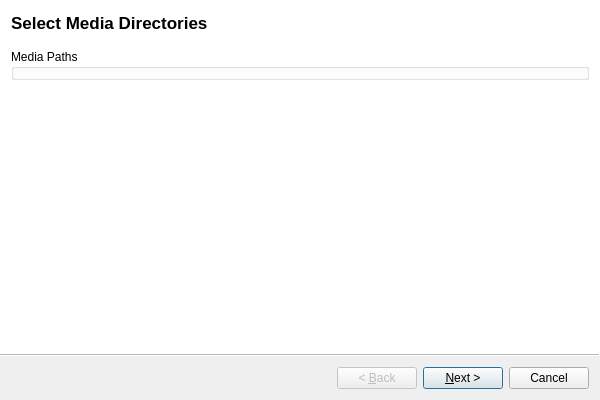
Qt form lib/arinc665_qt/decompile_media_set/DecompileMediaSetWizard.ui (hirah2205/ARINC-665) before a commit.
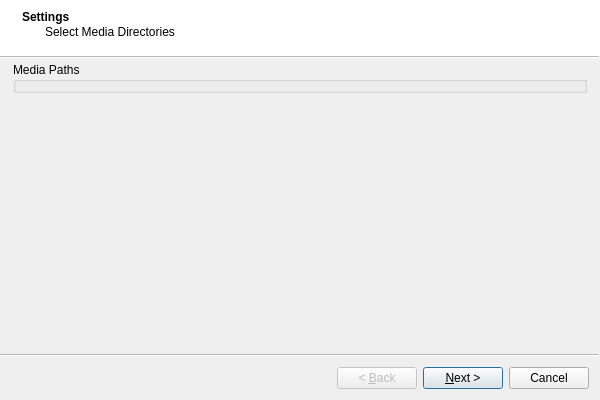
The same form after that commit. Icons and pictures are not drawn. Custom widgets are drawn as their Qt base class.

Diff of the .ui file:
```diff
--- a/lib/arinc665_qt/decompile_media_set/DecompileMediaSetWizard.ui
+++ b/lib/arinc665_qt/decompile_media_set/DecompileMediaSetWizard.ui
@@ -23,11 +23,29 @@
   <property name="wizardStyle">
    <enum>QWizard::ModernStyle</enum>
   </property>
+  <property name="options">
+   <set>QWizard::NoCancelButtonOnLastPage</set>
+  </property>
   <widget class="QWizardPage" name="settings">
    <property name="title">
+    <string>Settings</string>
+   </property>
+   <property name="subTitle">
     <string>Select Media Directories</string>
    </property>
    <layout class="QVBoxLayout" name="verticalLayout">
+    <property name="leftMargin">
+     <number>0</number>
+    </property>
+    <property name="topMargin">
+     <number>0</number>
+    </property>
+    <property name="rightMargin">
+     <number>0</number>
+    </property>
+    <property name="bottomMargin">
+     <number>0</number>
+    </property>
     <item>
      <widget class="Arinc665Qt::MediaPathsWidget" name="mediaPaths">
       <property name="title">
```
Left out of the diff: 21 changed lines with no effect on the pictures.
